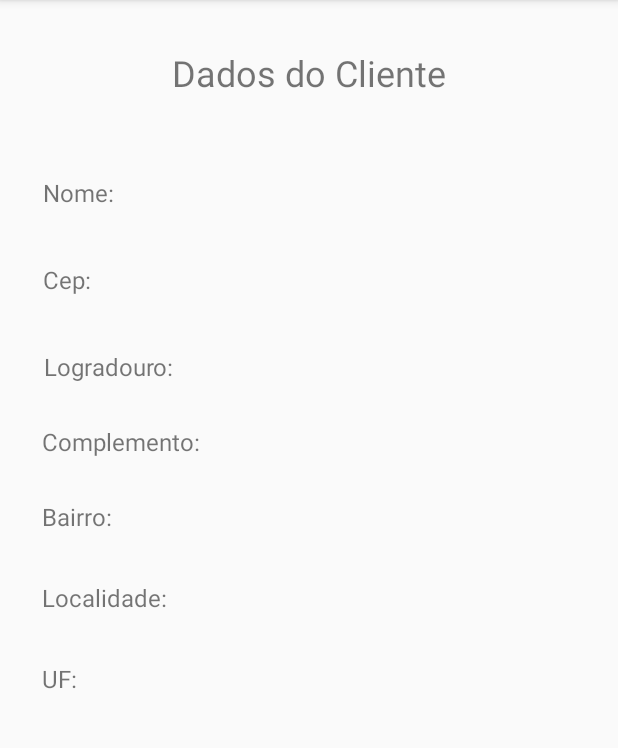
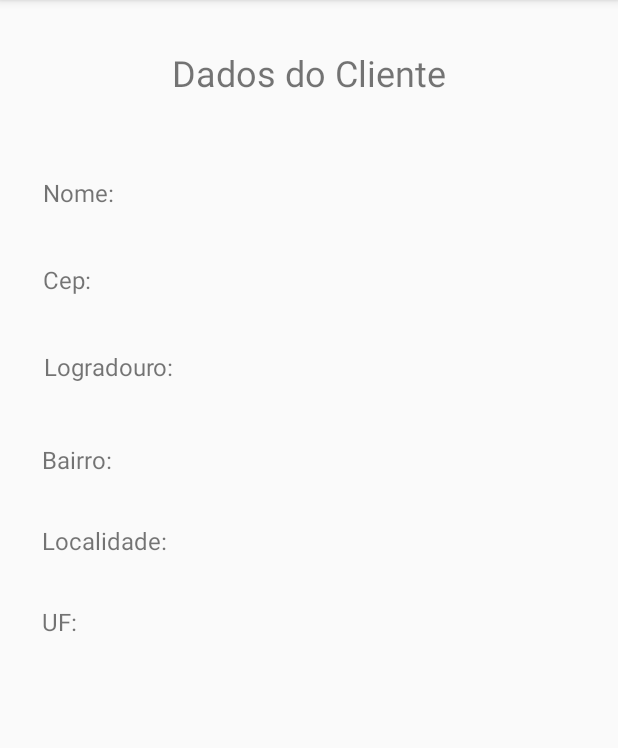
Before and after one commit to rafaelgibam/busquecep, an Android app: the Main3Activity screen opened directly, with no data from a screen before it, on a phone screen of 412 x 824 dp, the part 84-832 px from its top. Run offline under Robolectric (Android 15) with nearby library versions, the phone set to English and light mode, and no system bars; libraries missing offline, so code that uses them is left out: retrofit2.converter.jackson; 4 statements that could not run were skipped.

Commit message:
ajustes e retirada de complemento

```diff
--- a/app/src/main/java/com/example/paulosergio/busquecep/CepService.java
+++ b/app/src/main/java/com/example/paulosergio/busquecep/CepService.java
@@ -1,9 +1,6 @@
 package com.example.paulosergio.busquecep;
 
 import com.example.paulosergio.busquecep.models.Cliente;
-
-import java.util.List;
-
 import retrofit2.Call;
 import retrofit2.http.GET;
 import retrofit2.http.Path;
--- a/app/src/main/java/com/example/paulosergio/busquecep/Main3Activity.java
+++ b/app/src/main/java/com/example/paulosergio/busquecep/Main3Activity.java
@@ -25,7 +25,6 @@ public class Main3Activity extends AppCompatActivity {
     private TextView tvnome;
     private TextView tvcep;
     private TextView tvlogradouro;
-    private TextView tvcomplemento;
     private TextView tvbairro;
     private TextView tvlocalidade;
     private TextView tvuf;
@@ -41,7 +40,6 @@ public class Main3Activity extends AppCompatActivity {
         tvcep = findViewById(R.id.tv_cep);
         tvnome = findViewById(R.id.tv_nome);
         tvlogradouro = findViewById(R.id.tv_logradouro);
-        tvcomplemento = findViewById(R.id.tv_complemento);
         tvbairro = findViewById(R.id.tv_bairro);
         tvlocalidade = findViewById(R.id.tv_localidade);
         tvuf = findViewById(R.id.tv_uf);
--- a/app/src/main/java/com/example/paulosergio/busquecep/models/Cliente.java
+++ b/app/src/main/java/com/example/paulosergio/busquecep/models/Cliente.java
@@ -68,7 +68,6 @@ public class Cliente {
                 "nome='" + nome + '\'' +
                 ", cep='" + cep + '\'' +
                 ", logradouro='" + logradouro + '\'' +
-                ", complemento='" + complemento + '\'' +
                 ", bairro='" + bairro + '\'' +
                 ", localidade='" + localidade + '\'' +
                 ", uf='" + uf + '\'' +
--- a/app/src/main/res/layout/activity_main3.xml
+++ b/app/src/main/res/layout/activity_main3.xml
@@ -68,26 +68,15 @@
         app:layout_constraintTop_toBottomOf="@+id/lb_cep" />
 
     <TextView
-        android:id="@+id/lb_complemento"
-        android:layout_width="wrap_content"
-        android:layout_height="wrap_content"
-        android:layout_marginStart="28dp"
-        android:layout_marginTop="28dp"
-        android:text="Complemento:"
-        android:textSize="16sp"
-        app:layout_constraintStart_toStartOf="parent"
-        app:layout_constraintTop_toBottomOf="@+id/lb_logradouro" />
-
-    <TextView
         android:id="@+id/lb_bairro"
         android:layout_width="wrap_content"
         android:layout_height="wrap_content"
         android:layout_marginStart="28dp"
-        android:layout_marginTop="28dp"
+        android:layout_marginTop="40dp"
         android:text="Bairro:"
         android:textSize="16sp"
         app:layout_constraintStart_toStartOf="parent"
-        app:layout_constraintTop_toBottomOf="@+id/lb_complemento" />
+        app:layout_constraintTop_toBottomOf="@+id/lb_logradouro" />
 
     <TextView
         android:id="@+id/lb_localidade"
@@ -142,21 +131,11 @@
         android:layout_height="20dp"
         android:layout_marginEnd="8dp"
         android:layout_marginStart="8dp"
+        android:textSize="18sp"
         app:layout_constraintBaseline_toBaselineOf="@+id/lb_logradouro"
         app:layout_constraintEnd_toEndOf="parent"
         app:layout_constraintHorizontal_bias="0.0"
         app:layout_constraintStart_toEndOf="@+id/lb_logradouro" />
-
-    <TextView
-        android:id="@+id/tv_complemento"
-        android:layout_width="258dp"
-        android:layout_height="20dp"
-        android:layout_marginEnd="8dp"
-        android:layout_marginStart="8dp"
-        app:layout_constraintBaseline_toBaselineOf="@+id/lb_complemento"
-        app:layout_constraintEnd_toEndOf="parent"
-        app:layout_constraintHorizontal_bias="0.0"
-        app:layout_constraintStart_toEndOf="@+id/lb_complemento" />
 
     <TextView
         android:id="@+id/tv_bairro"
@@ -164,6 +143,7 @@
         android:layout_height="20dp"
         android:layout_marginEnd="8dp"
         android:layout_marginStart="8dp"
+        android:textSize="18sp"
         app:layout_constraintBaseline_toBaselineOf="@+id/lb_bairro"
         app:layout_constraintEnd_toEndOf="parent"
         app:layout_constraintHorizontal_bias="0.0"
@@ -175,6 +155,7 @@
         android:layout_height="20dp"
         android:layout_marginEnd="8dp"
         android:layout_marginStart="8dp"
+        android:textSize="18sp"
         app:layout_constraintBaseline_toBaselineOf="@+id/lb_localidade"
         app:layout_constraintEnd_toEndOf="parent"
         app:layout_constraintHorizontal_bias="0.0"
@@ -187,6 +168,7 @@
         android:layout_height="20sp"
         android:layout_marginEnd="8dp"
         android:layout_marginStart="8dp"
+        android:textSize="18sp"
         app:layout_constraintBaseline_toBaselineOf="@+id/lb_uf"
         app:layout_constraintEnd_toEndOf="parent"
         app:layout_constraintHorizontal_bias="0.0"
```
